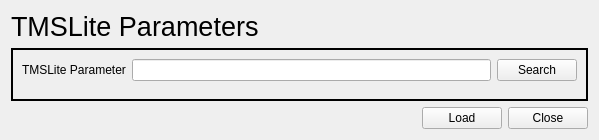
jonngo/opt_version_checker, file gui/tms_param.ui: the form before one commit.
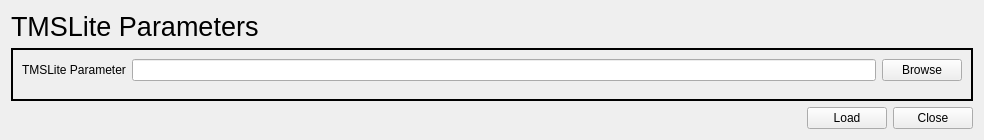
The form after the commit. Icons and pictures are not drawn.

Commit message: Changed the Search button to Browse, and set table cell selection to row.

Diff of the .ui file:
```diff
--- a/gui/tms_param.ui
+++ b/gui/tms_param.ui
@@ -6,7 +6,7 @@
    <rect>
     <x>0</x>
     <y>0</y>
-    <width>599</width>
+    <width>984</width>
     <height>140</height>
    </rect>
   </property>
@@ -48,7 +48,7 @@
       <item row="0" column="2">
        <widget class="QPushButton" name="tms_param_search_push_button">
         <property name="text">
-         <string>Search</string>
+         <string>Browse</string>
         </property>
        </widget>
       </item>
```
The commit also changes 6 other files.
